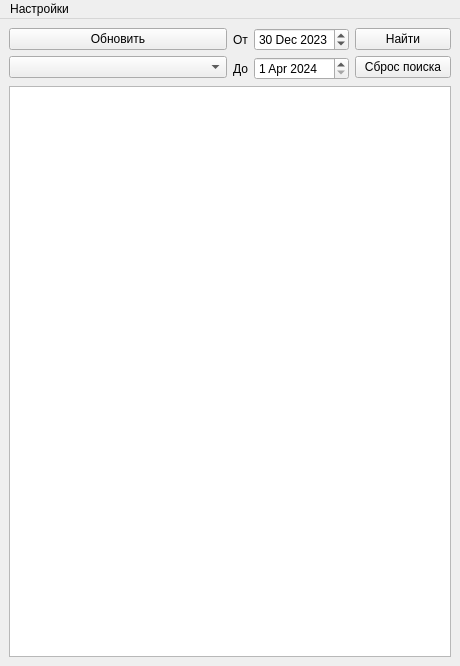
First picture: the form in ui/Apogei_ui.ui, repository Minkuss/apogei, before the edit.
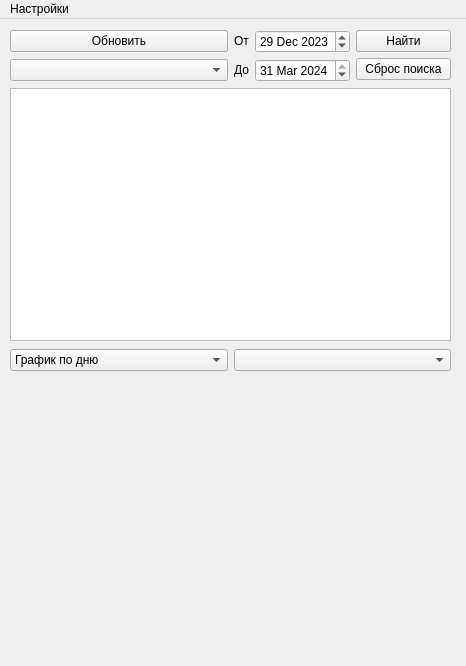
Second picture: the form after the edit.

Commit message: Add graphic plot feature by day and by weak

```diff
--- a/ui/Apogei_ui.ui
+++ b/ui/Apogei_ui.ui
@@ -6,7 +6,7 @@
    <rect>
     <x>0</x>
     <y>0</y>
-    <width>460</width>
+    <width>466</width>
     <height>666</height>
    </rect>
   </property>
@@ -14,10 +14,24 @@
    <string>MainWindow</string>
   </property>
   <widget class="QWidget" name="centralwidget">
-   <layout class="QVBoxLayout" name="verticalLayout_4">
-    <item>
-     <layout class="QGridLayout" name="gridLayout">
-      <item row="0" column="1">
+   <widget class="QWidget" name="">
+    <property name="geometry">
+     <rect>
+      <x>10</x>
+      <y>11</y>
+      <width>441</width>
+      <height>311</height>
+     </rect>
+    </property>
+    <layout class="QGridLayout" name="gridLayout_2">
+     <item row="0" column="0">
+      <widget class="QPushButton" name="pushButton_2">
+       <property name="text">
+        <string>Обновить</string>
+       </property>
+      </widget>
+     </item>
+     <item row="0" column="1" rowspan="2">
        <layout class="QHBoxLayout" name="horizontalLayout_3">
         <item>
          <layout class="QVBoxLayout" name="verticalLayout">
@@ -25,6 +39,12 @@
            <layout class="QHBoxLayout" name="horizontalLayout_2">
             <item>
              <widget class="QLabel" name="label">
+             <property name="sizePolicy">
+              <sizepolicy hsizetype="Preferred" vsizetype="Fixed">
+               <horstretch>0</horstretch>
+               <verstretch>0</verstretch>
+              </sizepolicy>
+             </property>
               <property name="text">
                <string>От</string>
               </property>
@@ -34,12 +54,12 @@
              <widget class="QDateEdit" name="dateEdit">
               <property name="dateTime">
                <datetime>
-                <hour>8</hour>
+               <hour>22</hour>
                 <minute>0</minute>
                 <second>0</second>
                 <year>2023</year>
                 <month>12</month>
-                <day>30</day>
+               <day>29</day>
                </datetime>
               </property>
              </widget>
@@ -50,6 +70,12 @@
            <layout class="QHBoxLayout" name="horizontalLayout">
             <item>
              <widget class="QLabel" name="label_2">
+             <property name="sizePolicy">
+              <sizepolicy hsizetype="Preferred" vsizetype="Fixed">
+               <horstretch>0</horstretch>
+               <verstretch>0</verstretch>
+              </sizepolicy>
+             </property>
               <property name="text">
                <string>До</string>
               </property>
@@ -59,12 +85,12 @@
              <widget class="QDateEdit" name="dateEdit_2">
               <property name="dateTime">
                <datetime>
-                <hour>8</hour>
+               <hour>22</hour>
                 <minute>0</minute>
                 <second>0</second>
                 <year>2024</year>
-                <month>4</month>
-                <day>1</day>
+               <month>3</month>
+               <day>31</day>
                </datetime>
               </property>
              </widget>
@@ -93,33 +119,77 @@
         </item>
        </layout>
       </item>
-      <item row="0" column="0">
-       <layout class="QVBoxLayout" name="verticalLayout_3">
-        <item>
-         <widget class="QPushButton" name="pushButton_2">
-          <property name="text">
-           <string>Обновить</string>
-          </property>
-         </widget>
-        </item>
-        <item>
+     <item row="1" column="0">
          <widget class="QComboBox" name="comboBox"/>
         </item>
-       </layout>
-      </item>
-     </layout>
+     <item row="2" column="0" colspan="2">
+      <widget class="QTableWidget" name="tableWidget">
+       <property name="sizePolicy">
+        <sizepolicy hsizetype="Expanding" vsizetype="Minimum">
+         <horstretch>0</horstretch>
+         <verstretch>0</verstretch>
+        </sizepolicy>
+       </property>
+      </widget>
+     </item>
+    </layout>
+   </widget>
+   <widget class="QWidget" name="">
+    <property name="geometry">
+     <rect>
+      <x>10</x>
+      <y>330</y>
+      <width>441</width>
+      <height>301</height>
+     </rect>
+    </property>
+    <layout class="QGridLayout" name="gridLayout">
+     <item row="0" column="0">
+      <layout class="QHBoxLayout" name="horizontalLayout_4">
+       <item>
+        <widget class="QComboBox" name="graphic_type">
+         <property name="sizePolicy">
+          <sizepolicy hsizetype="Preferred" vsizetype="Fixed">
+           <horstretch>0</horstretch>
+           <verstretch>0</verstretch>
+          </sizepolicy>
+         </property>
+         <item>
+          <property name="text">
+           <string>График по дню</string>
+          </property>
     </item>
     <item>
-     <widget class="QTableWidget" name="tableWidget"/>
-    </item>
-   </layout>
+          <property name="text">
+           <string>График все недели</string>
+          </property>
+         </item>
+        </widget>
+       </item>
+       <item>
+        <widget class="QComboBox" name="dates"/>
+       </item>
+      </layout>
+     </item>
+     <item row="1" column="0">
+      <widget class="QWidget" name="graphic" native="true">
+       <property name="sizePolicy">
+        <sizepolicy hsizetype="Minimum" vsizetype="Preferred">
+         <horstretch>0</horstretch>
+         <verstretch>200</verstretch>
+        </sizepolicy>
+       </property>
+      </widget>
+     </item>
+    </layout>
+   </widget>
   </widget>
   <widget class="QMenuBar" name="menubar">
    <property name="geometry">
     <rect>
      <x>0</x>
      <y>0</y>
-     <width>460</width>
+     <width>466</width>
      <height>22</height>
     </rect>
    </property>
```
Lines whose indentation alone changed are shown as unchanged. The commit also changes 2 other files.
